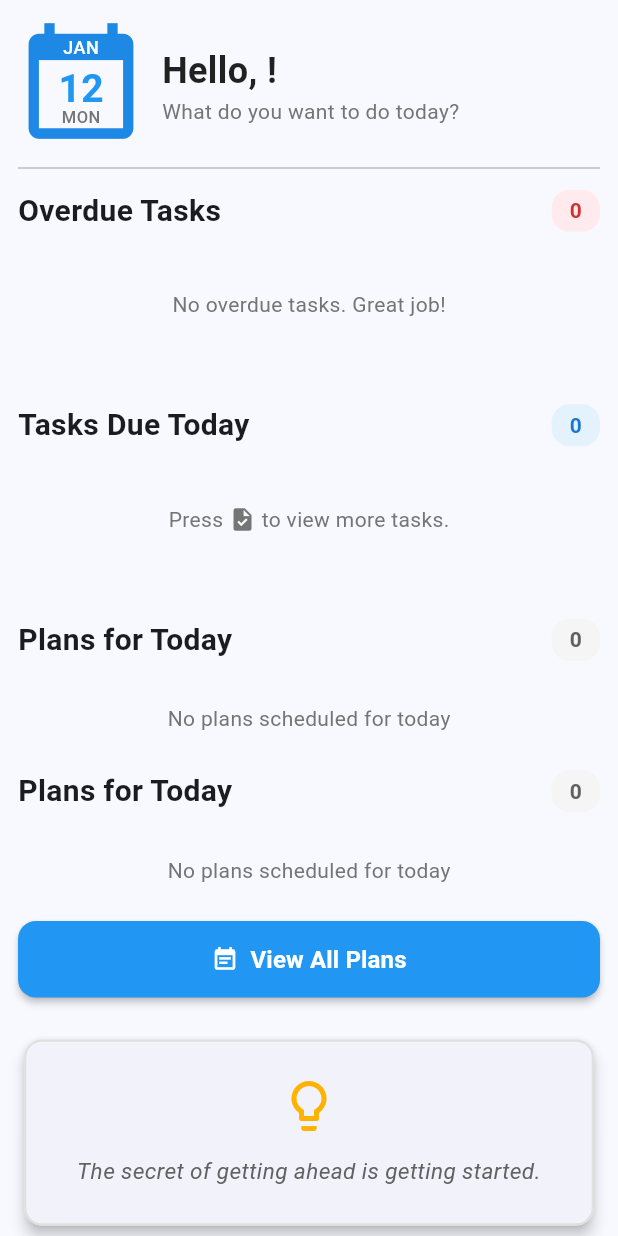
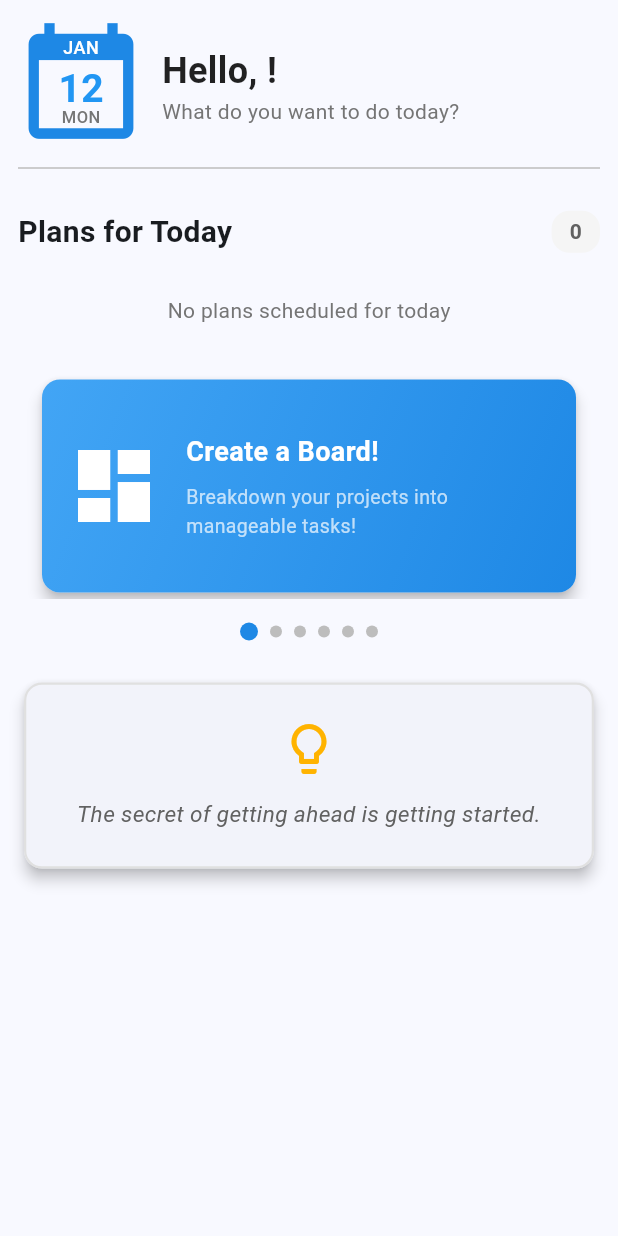
Before and after one commit to commandier99/final_mind_manager, a Flutter app: the HomePage screen opened directly, on a phone screen of 412 x 824 dp. Run offline on Flutter 3.47's test engine with Material 3 defaults, Android fonts, the phone set to English and light mode, and no system bars; our stand-ins replace cloud_firestore, file_picker, firebase_auth, firebase_core, firebase_messaging, flutter_local_notifications and 3 more; missing offline and left inert: cloudinary_public; accounts and stored records are empty.

Commit message:
Round and Round (Carousel)

```diff
--- a/lib/features/home/presentation/pages/home_page.dart
+++ b/lib/features/home/presentation/pages/home_page.dart
@@ -2,11 +2,10 @@ import 'package:flutter/material.dart';
 import 'package:provider/provider.dart';
 import '../../../../shared/features/users/datasources/providers/user_provider.dart';
 import '../../../tasks/datasources/providers/task_provider.dart';
-import '../../../plans/datasources/providers/plan_provider.dart';
 import '../widgets/main_home_section.dart';
 import '../widgets/motivational_quote_card.dart';
 import '../widgets/plans_for_today_widget.dart';
-import '../widgets/plans_section.dart';
+import '../widgets/features_carousel_widget.dart';
 
 class HomePage extends StatefulWidget {
   const HomePage({super.key});
@@ -17,7 +16,6 @@ class HomePage extends StatefulWidget {
 
 class _HomePageState extends State<HomePage> {
   String? _lastStreamedUserId;
-  bool _showPlansSection = false;
 
   @override
   void didChangeDependencies() {
@@ -35,50 +33,13 @@ class _HomePageState extends State<HomePage> {
 
   @override
   Widget build(BuildContext context) {
-    final hasActivePlan = context.watch<PlanProvider>().hasActivePlan;
-
     return Scaffold(
       body: SingleChildScrollView(
         padding: const EdgeInsets.all(12),
         child: Column(
           crossAxisAlignment: CrossAxisAlignment.start,
           children: [
-            if (_showPlansSection) ...[
-              const PlansSection(),
-            ] else ...[
-              const MainHomeSection(),
-              const SizedBox(height: 24),
-              const PlansForTodayWidget(),
-            ],
-            const SizedBox(height: 24),
-            SizedBox(
-              width: double.infinity,
-              child: ElevatedButton.icon(
-                onPressed: () {
-                  setState(() {
-                    _showPlansSection = !_showPlansSection;
-                  });
-                },
-                icon: Icon(
-                  _showPlansSection ? Icons.home_filled : Icons.event_note,
-                  color: Colors.white,
-                ),
-                label: Text(
-                  _showPlansSection ? 'Back to Home' : 'View All Plans',
-                  style: const TextStyle(fontSize: 16, fontWeight: FontWeight.bold),
-                ),
-                style: ElevatedButton.styleFrom(
-                  backgroundColor:
-                      _showPlansSection ? Colors.blue.shade600 : Colors.blue.shade500,
-                  foregroundColor: Colors.white,
-                  padding: const EdgeInsets.symmetric(vertical: 14),
-                  shape: RoundedRectangleBorder(
-                    borderRadius: BorderRadius.circular(12),
-                  ),
-                  elevation: 2,
-                ),
-              ),
-            ),
+            const MainHomeSection(),
             const SizedBox(height: 24),
             const MotivationalQuoteSection(),
           ],
--- /dev/null
+++ b/lib/features/home/presentation/widgets/features_carousel_widget.dart
@@ -0,0 +1,282 @@
+import 'package:flutter/material.dart';
+import 'package:provider/provider.dart';
+import '../../../tasks/datasources/providers/task_provider.dart';
+import '../../../tasks/datasources/models/task_model.dart';
+import '../../../../shared/features/users/datasources/providers/user_provider.dart';
+import 'dart:async';
+
+class FeaturesCarouselWidget extends StatefulWidget {
+  const FeaturesCarouselWidget({super.key});
+
+  @override
+  State<FeaturesCarouselWidget> createState() => _FeaturesCarouselWidgetState();
+}
+
+class _FeaturesCarouselWidgetState extends State<FeaturesCarouselWidget> {
+  late PageController _pageController;
+  int _currentPage = 0;
+  late Timer _autoScrollTimer;
+
+  final List<FeatureCard> features = [
+    FeatureCard(
+      icon: Icons.dashboard,
+      title: 'Create a Board!',
+      description: 'Breakdown your projects into manageable tasks!',
+      isStaticCard: true,
+    ),
+    FeatureCard(
+      icon: Icons.check_circle,
+      title: 'Track Progress',
+      description: 'Monitor your completed tasks and stay motivated!',
+      isStaticCard: true,
+    ),
+    FeatureCard(
+      icon: Icons.calendar_month,
+      title: 'Plan Ahead',
+      description: 'Schedule your tasks and never miss a deadline!',
+      isStaticCard: true,
+    ),
+    FeatureCard(
+      icon: Icons.lightbulb,
+      title: 'Get Insights',
+      description: 'Analyze your productivity patterns and improve!',
+      isStaticCard: true,
+    ),
+  ];
+
+  @override
+  void initState() {
+    super.initState();
+    _pageController = PageController();
+    _startAutoScroll();
+  }
+
+  void _startAutoScroll() {
+    _autoScrollTimer = Timer.periodic(const Duration(seconds: 4), (timer) {
+      if (mounted && _pageController.hasClients) {
+        // Get the total number of pages from the current context
+        int totalPages = features.length + 2; // +2 for the overdue and today cards
+        _currentPage = (_currentPage + 1) % totalPages;
+        _pageController.animateToPage(
+          _currentPage,
+          duration: const Duration(milliseconds: 800),
+          curve: Curves.easeInOut,
+        );
+      }
+    });
+  }
+
+  @override
+  void dispose() {
+    _autoScrollTimer.cancel();
+    _pageController.dispose();
+    super.dispose();
+  }
+
+  @override
+  Widget build(BuildContext context) {
+    return Consumer<TaskProvider>(
+      builder: (context, taskProvider, _) {
+        final userId = context.read<UserProvider>().userId;
+
+        // Calculate overdue tasks
+        final overdueTasks = _getOverdueTasks(taskProvider, userId);
+        final overdueBoards = _getUniqueBoardCount(overdueTasks);
+
+        // Calculate tasks due today
+        final tasksDueToday = _getTasksDueToday(taskProvider, userId);
+        final todayBoards = _getUniqueBoardCount(tasksDueToday);
+
+        // Create dynamic feature list with status cards
+        List<FeatureCard> dynamicFeatures = [
+          ...features,
+          FeatureCard(
+            icon: Icons.warning_amber,
+            title: 'Overdue Tasks',
+            description: '${overdueTasks.length} overdue from ${overdueBoards} boards',
+            isStaticCard: false,
+            cardColor: Colors.red.shade400,
+          ),
+          FeatureCard(
+            icon: Icons.today,
+            title: 'Due Today',
+            description: '${tasksDueToday.length} tasks from ${todayBoards} boards',
+            isStaticCard: false,
+            cardColor: Colors.orange.shade400,
+          ),
+        ];
+
+        return Column(
+          children: [
+            SizedBox(
+              height: 150,
+              child: PageView.builder(
+                controller: _pageController,
+                onPageChanged: (index) {
+                  setState(() {
+                    _currentPage = index;
+                  });
+                },
+                itemCount: dynamicFeatures.length,
+                itemBuilder: (context, index) {
+                  return Padding(
+                    padding: const EdgeInsets.symmetric(horizontal: 12.0),
+                    child: _buildFeatureCard(dynamicFeatures[index]),
+                  );
+                },
+              ),
+            ),
+            const SizedBox(height: 16),
+            _buildDotIndicators(dynamicFeatures.length),
+          ],
+        );
+      },
+    );
+  }
+
+  List<Task> _getOverdueTasks(TaskProvider taskProvider, String? userId) {
+    if (userId == null) return [];
+
+    final now = DateTime.now();
+    return taskProvider.tasks
+        .where((task) {
+          if (task.taskDeadline == null || task.taskIsDone) return false;
+
+          final deadline = task.taskDeadline!;
+          final isOverdue = deadline.isBefore(now);
+          final isUserInvolved = task.taskAssignedTo == userId ||
+                                 task.taskOwnerId == userId ||
+                                 task.taskHelpers.contains(userId);
+
+          return isOverdue && isUserInvolved;
+        })
+        .toList();
+  }
+
+  List<Task> _getTasksDueToday(TaskProvider taskProvider, String? userId) {
+    if (userId == null) return [];
+
+    final now = DateTime.now();
+    return taskProvider.tasks
+        .where((task) {
+          if (task.taskDeadline == null || task.taskIsDone) return false;
+
+          final deadline = task.taskDeadline!;
+          final isToday = deadline.year == now.year &&
+              deadline.month == now.month &&
+              deadline.day == now.day;
+          final isDueToday = isToday && deadline.isAfter(now);
+
+          final isUserInvolved = task.taskAssignedTo == userId ||
+                                 task.taskOwnerId == userId ||
+                                 task.taskHelpers.contains(userId);
+
+          return isDueToday && isUserInvolved;
+        })
+        .toList();
+  }
+
+  int _getUniqueBoardCount(List<Task> tasks) {
+    return tasks.map((task) => task.taskBoardId).toSet().length;
+  }
+
+  Widget _buildFeatureCard(FeatureCard feature) {
+    return Card(
+      elevation: 4,
+      shape: RoundedRectangleBorder(
+        borderRadius: BorderRadius.circular(12),
+      ),
+      child: Container(
+        decoration: BoxDecoration(
+          borderRadius: BorderRadius.circular(12),
+          gradient: feature.isStaticCard
+              ? LinearGradient(
+                  colors: [Colors.blue.shade400, Colors.blue.shade600],
+                  begin: Alignment.topLeft,
+                  end: Alignment.bottomRight,
+                )
+              : LinearGradient(
+                  colors: [feature.cardColor!, feature.cardColor!.withOpacity(0.7)],
+                  begin: Alignment.topLeft,
+                  end: Alignment.bottomRight,
+                ),
+        ),
+        child: Padding(
+          padding: const EdgeInsets.all(16.0),
+          child: Row(
+            children: [
+              Icon(
+                feature.icon,
+                size: 64,
+                color: Colors.white,
+              ),
+              const SizedBox(width: 16),
+              Expanded(
+                child: Column(
+                  crossAxisAlignment: CrossAxisAlignment.start,
+                  mainAxisAlignment: MainAxisAlignment.center,
+                  children: [
+                    Text(
+                      feature.title,
+                      style: const TextStyle(
+                        fontSize: 18,
+                        fontWeight: FontWeight.bold,
+                        color: Colors.white,
+                      ),
+                    ),
+                    const SizedBox(height: 8),
+                    Text(
+                      feature.description,
+                      style: const TextStyle(
+                        fontSize: 13,
+                        color: Colors.white70,
+                      ),
+                      maxLines: 2,
+                      overflow: TextOverflow.ellipsis,
+                    ),
+                  ],
+                ),
+              ),
+            ],
+          ),
+        ),
+      ),
+    );
+  }
+
+  Widget _buildDotIndicators(int length) {
+    return Row(
+      mainAxisAlignment: MainAxisAlignment.center,
+      children: List.generate(
+        length,
+        (index) => Container(
+          margin: const EdgeInsets.symmetric(horizontal: 4),
+          width: _currentPage == index ? 12 : 8,
+          height: _currentPage == index ? 12 : 8,
+          decoration: BoxDecoration(
+            shape: BoxShape.circle,
+            color: _currentPage == index
+                ? Colors.blue.shade600
+                : Colors.grey.shade400,
+          ),
+        ),
+      ),
+    );
+  }
+}
+
+class FeatureCard {
+  final IconData icon;
+  final String title;
+  final String description;
+  final bool isStaticCard;
+  final Color? cardColor;
+
+  FeatureCard({
+    required this.icon,
+    required this.title,
+    required this.description,
+    this.isStaticCard = true,
+    this.cardColor,
+  });
+}
--- a/lib/features/home/presentation/widgets/main_home_section.dart
+++ b/lib/features/home/presentation/widgets/main_home_section.dart
@@ -1,8 +1,7 @@
 import 'package:flutter/material.dart';
 
 import 'greeting_section.dart';
-import 'tasks_overdue_widget.dart';
-import 'tasks_due_today_widget.dart';
+import 'features_carousel_widget.dart';
 import 'plans_for_today_widget.dart';
 
 class MainHomeSection extends StatelessWidget {
@@ -14,12 +13,10 @@ class MainHomeSection extends StatelessWidget {
       crossAxisAlignment: CrossAxisAlignment.start,
       children: const [
         GreetingSection(),
-        SizedBox(height: 6),
-        TasksOverdueWidget(),
-        SizedBox(height: 24),
-        TasksDueTodayWidget(),
-        SizedBox(height: 24),
+        SizedBox(height: 20),
         PlansForTodayWidget(),
+        SizedBox(height: 32),
+        FeaturesCarouselWidget(),
       ],
     );
   }
```
